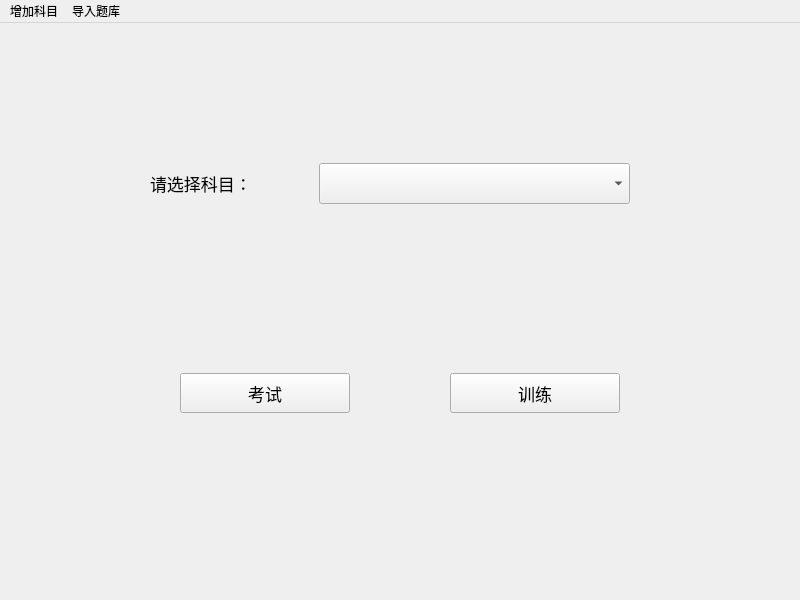
The window that views/Main.ui (janonoly/exampc) describes before a commit, drawn with Qt 5.
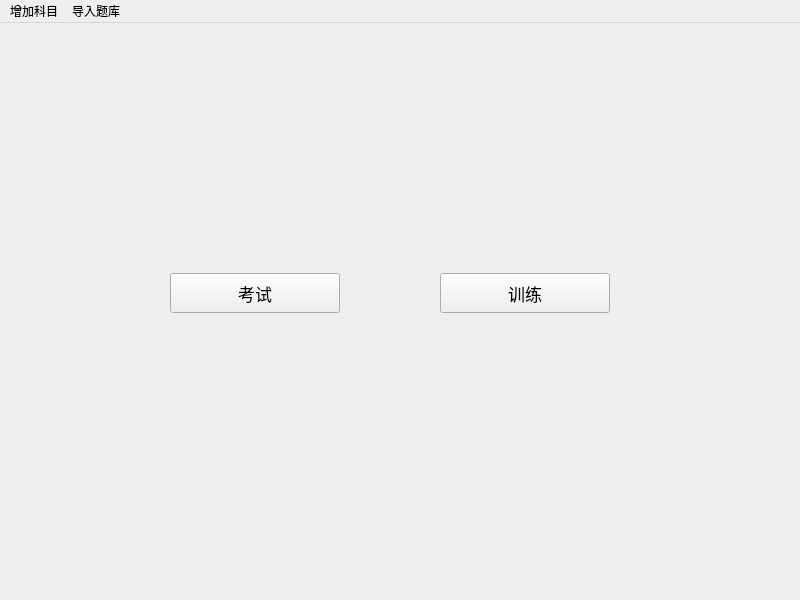
The same window after the commit.

```diff
--- a/views/Main.ui
+++ b/views/Main.ui
@@ -20,8 +20,8 @@
    <widget class="QPushButton" name="pushButton">
     <property name="geometry">
      <rect>
-      <x>180</x>
-      <y>350</y>
+      <x>170</x>
+      <y>250</y>
       <width>170</width>
       <height>40</height>
      </rect>
@@ -38,8 +38,8 @@
    <widget class="QPushButton" name="pushButton_2">
     <property name="geometry">
      <rect>
-      <x>450</x>
-      <y>350</y>
+      <x>440</x>
+      <y>250</y>
       <width>170</width>
       <height>40</height>
      </rect>
@@ -53,39 +53,6 @@
      <string>训练</string>
     </property>
    </widget>
-   <widget class="QComboBox" name="comboBox">
-    <property name="geometry">
-     <rect>
-      <x>319</x>
-      <y>140</y>
-      <width>311</width>
-      <height>41</height>
-     </rect>
-    </property>
-    <property name="font">
-     <font>
-      <pointsize>13</pointsize>
-     </font>
-    </property>
-   </widget>
-   <widget class="QLabel" name="label">
-    <property name="geometry">
-     <rect>
-      <x>150</x>
-      <y>150</y>
-      <width>121</width>
-      <height>21</height>
-     </rect>
-    </property>
-    <property name="font">
-     <font>
-      <pointsize>13</pointsize>
-     </font>
-    </property>
-    <property name="text">
-     <string>请选择科目：</string>
-    </property>
-   </widget>
   </widget>
   <widget class="QMenuBar" name="menubar">
    <property name="geometry">
```
